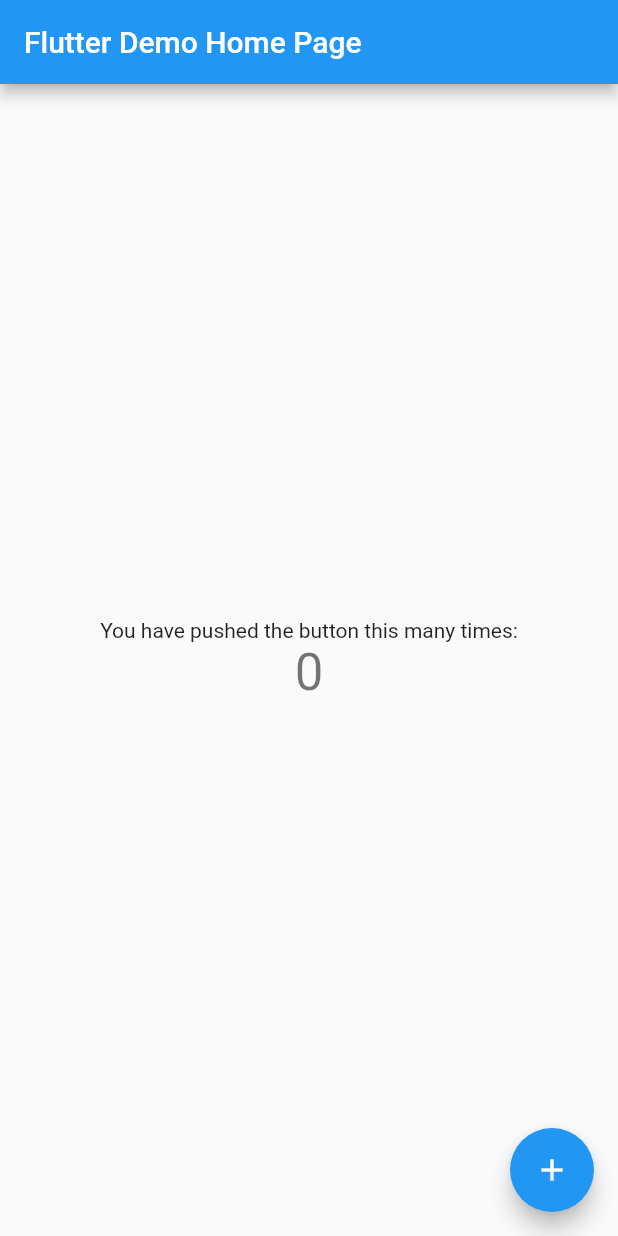
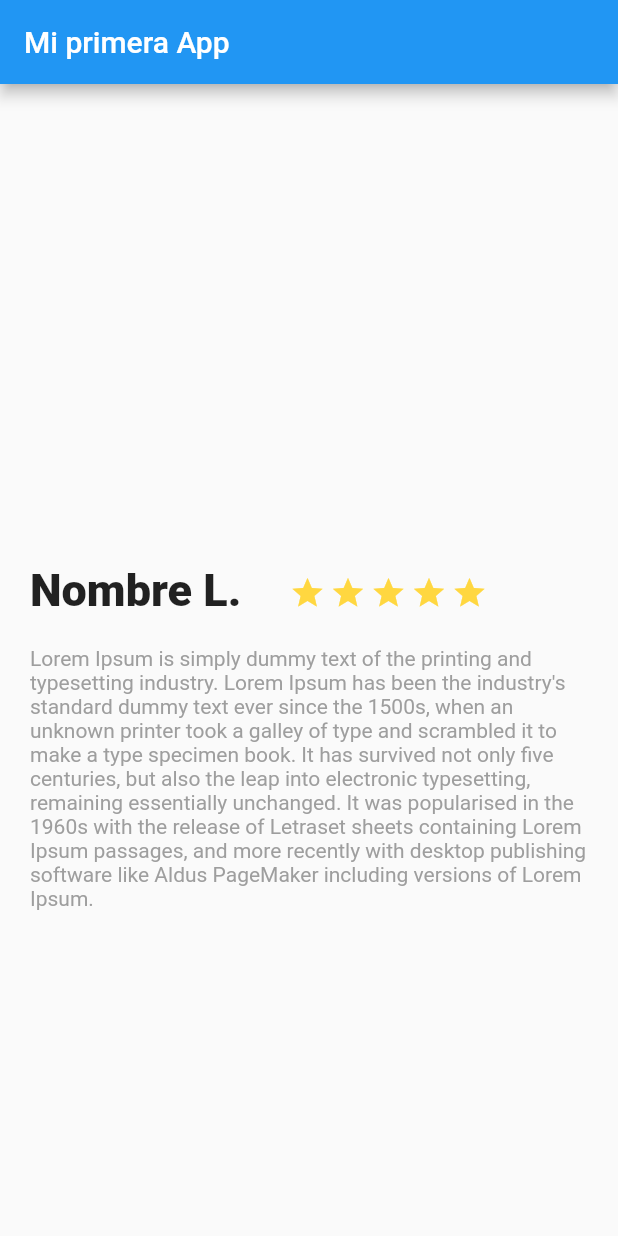
Before and after one commit to kevinjpuscan/flutter_app, a Flutter app: the screen it shows after launch, on a phone screen of 412 x 824 dp. Run offline on Flutter 3.47's test engine with Material 2 defaults, Android fonts, the phone set to English and light mode, and no system bars.

Commit message:
add widget description_place

```diff
--- /dev/null
+++ b/lib/description_place.dart
@@ -0,0 +1,72 @@
+import 'package:flutter/material.dart';
+
+class DescriptionPlace extends StatelessWidget{
+  @override
+  Widget build(BuildContext context) {
+    // TODO: implement build
+    final star = Container(
+      margin: EdgeInsets.only(
+        top: 323.0,
+        left: 3.0,
+      ),
+      child: Icon(
+        Icons.star,
+        color: Colors.amberAccent
+      ),
+    );
+
+    final description_text=Container(
+      margin: EdgeInsets.only(
+        left: 20.0,
+        right: 20.0,
+        top:20.0,
+      ),
+      child: Text("Lorem Ipsum is simply dummy text of the printing and typesetting industry. Lorem Ipsum has been the industry's standard dummy text ever since the 1500s, when an unknown printer took a galley of type and scrambled it to make a type specimen book. It has survived not only five centuries, but also the leap into electronic typesetting, remaining essentially unchanged. It was popularised in the 1960s with the release of Letraset sheets containing Lorem Ipsum passages, and more recently with desktop publishing software like Aldus PageMaker including versions of Lorem Ipsum.",
+        style: TextStyle(
+            color: Colors.grey,
+        ),
+        textAlign: TextAlign.left,
+      ),
+    );
+
+    final title_start = Row(
+      children: <Widget>[
+        Container(
+          width: 150.0,
+          margin: EdgeInsets.only(
+            top: 320.0,
+            left: 20.0,
+            right: 20.0,
+          ),
+          child: Text(
+              "Nombre L.",
+          style:TextStyle(
+            fontSize: 30.0,
+            fontWeight: FontWeight.w900,
+          ),
+          textAlign: TextAlign.left,
+          ),
+        ),
+        Row(
+          children: <Widget>[
+            star,
+            star,
+            star,
+            star,
+            star
+          ],
+        )
+
+      ],
+    );
+
+
+    return Column(
+      children: <Widget>[
+        title_start,
+        description_text
+      ],
+    );
+  }
+
+}
--- a/lib/main.dart
+++ b/lib/main.dart
@@ -1,4 +1,5 @@
 import 'package:flutter/material.dart';
+import 'description_place.dart';
 
 void main() => runApp(MyApp());
 
@@ -20,7 +21,12 @@ class MyApp extends StatelessWidget {
         // is not restarted.
         primarySwatch: Colors.blue,
       ),
-      home: MyHomePage(title: 'Flutter Demo Home Page'),
+      home: Scaffold(
+        appBar: AppBar(
+          title: Text("Mi primera App"),
+        ),
+        body: DescriptionPlace(),
+      ),
     );
   }
 }
```
